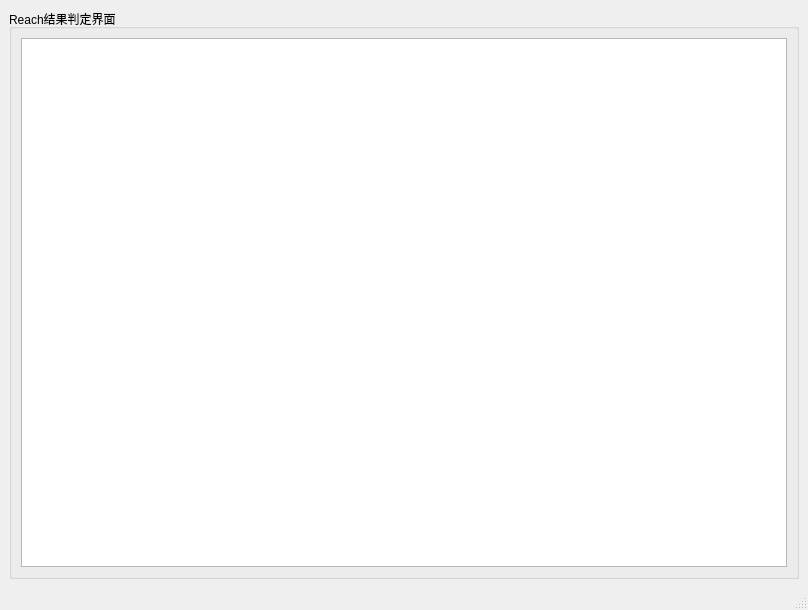
Old version of the form Operate/GUI/TableView_Ui.ui in the repository chen-huai/work.
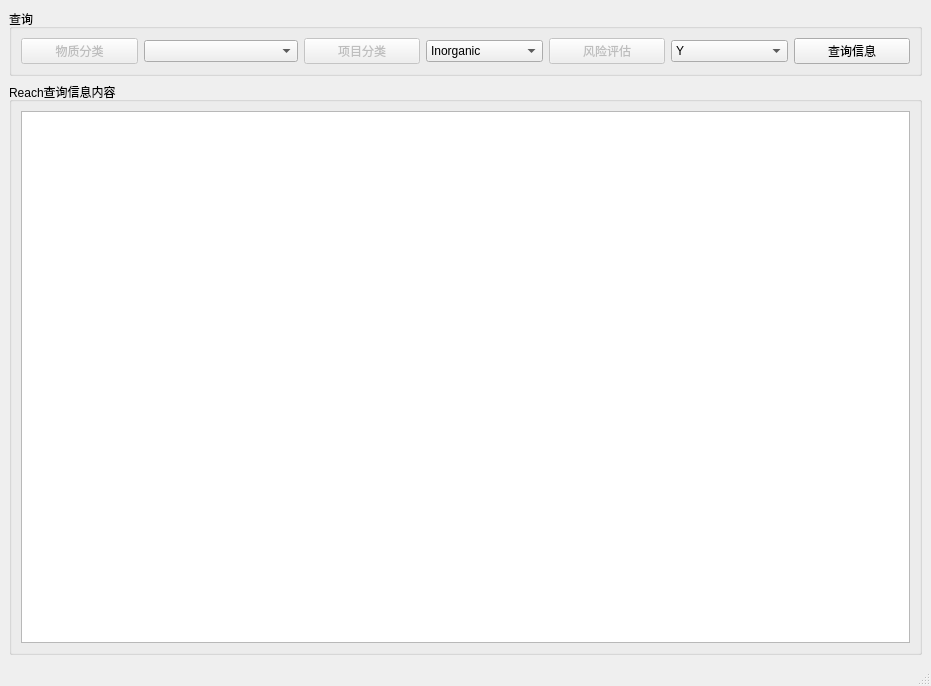
New version of the form. Icons and pictures are not drawn.

Commit message: reach操作表格添加操作

Patch:
```diff
--- a/Operate/GUI/TableView_Ui.ui
+++ b/Operate/GUI/TableView_Ui.ui
@@ -6,8 +6,8 @@
    <rect>
     <x>0</x>
     <y>0</y>
-    <width>808</width>
-    <height>610</height>
+    <width>931</width>
+    <height>686</height>
    </rect>
   </property>
   <property name="windowTitle">
@@ -21,14 +21,172 @@
    <string>作者：Frank Chen</string>
   </property>
   <widget class="QWidget" name="centralwidget">
-   <layout class="QHBoxLayout" name="horizontalLayout">
-    <item>
+   <layout class="QGridLayout" name="gridLayout_3">
+    <item row="0" column="0">
+     <widget class="QGroupBox" name="groupBox_2">
+      <property name="title">
+       <string>查询</string>
+      </property>
+      <layout class="QGridLayout" name="gridLayout_2">
+       <item row="0" column="5">
+        <widget class="QComboBox" name="comboBox_3">
+         <item>
+          <property name="text">
+           <string>Y</string>
+          </property>
+         </item>
+         <item>
+          <property name="text">
+           <string>N</string>
+          </property>
+         </item>
+         <item>
+          <property name="text">
+           <string/>
+          </property>
+         </item>
+        </widget>
+       </item>
+       <item row="0" column="0">
+        <widget class="QPushButton" name="pushButton">
+         <property name="enabled">
+          <bool>false</bool>
+         </property>
+         <property name="text">
+          <string>物质分类</string>
+         </property>
+        </widget>
+       </item>
+       <item row="0" column="3">
+        <widget class="QComboBox" name="comboBox_2">
+         <item>
+          <property name="text">
+           <string>Inorganic</string>
+          </property>
+         </item>
+         <item>
+          <property name="text">
+           <string>Organic</string>
+          </property>
+         </item>
+         <item>
+          <property name="text">
+           <string/>
+          </property>
+         </item>
+        </widget>
+       </item>
+       <item row="0" column="1">
+        <widget class="QComboBox" name="comboBox">
+         <item>
+          <property name="text">
+           <string/>
+          </property>
+         </item>
+         <item>
+          <property name="text">
+           <string>Natural textiles</string>
+          </property>
+         </item>
+         <item>
+          <property name="text">
+           <string>Synthetic textiles</string>
+          </property>
+         </item>
+         <item>
+          <property name="text">
+           <string>Leather</string>
+          </property>
+         </item>
+         <item>
+          <property name="text">
+           <string>Metal</string>
+          </property>
+         </item>
+         <item>
+          <property name="text">
+           <string>Plastic|polymers|foam</string>
+          </property>
+         </item>
+         <item>
+          <property name="text">
+           <string>Wood</string>
+          </property>
+         </item>
+         <item>
+          <property name="text">
+           <string>Paper</string>
+          </property>
+         </item>
+         <item>
+          <property name="text">
+           <string>Ceramic</string>
+          </property>
+         </item>
+         <item>
+          <property name="text">
+           <string>Glass</string>
+          </property>
+         </item>
+         <item>
+          <property name="text">
+           <string>Dye|Pigment|Ink|Paint</string>
+          </property>
+         </item>
+         <item>
+          <property name="text">
+           <string>Adhesives|Sealants</string>
+          </property>
+         </item>
+         <item>
+          <property name="text">
+           <string>Battery</string>
+          </property>
+         </item>
+         <item>
+          <property name="text">
+           <string>Electronic components</string>
+          </property>
+         </item>
+        </widget>
+       </item>
+       <item row="0" column="2">
+        <widget class="QPushButton" name="pushButton_2">
+         <property name="enabled">
+          <bool>false</bool>
+         </property>
+         <property name="text">
+          <string>项目分类</string>
+         </property>
+        </widget>
+       </item>
+       <item row="0" column="4">
+        <widget class="QPushButton" name="pushButton_3">
+         <property name="enabled">
+          <bool>false</bool>
+         </property>
+         <property name="text">
+          <string>风险评估</string>
+         </property>
+        </widget>
+       </item>
+       <item row="0" column="6">
+        <widget class="QPushButton" name="pushButton_4">
+         <property name="text">
+          <string>查询信息</string>
+         </property>
+        </widget>
+       </item>
+      </layout>
+     </widget>
+    </item>
+    <item row="1" column="0">
      <widget class="QGroupBox" name="groupBox">
       <property name="title">
-       <string>Reach结果判定界面</string>
+       <string>Reach查询信息内容</string>
       </property>
       <layout class="QGridLayout" name="gridLayout">
-       <item row="0" column="0">
+       <item row="1" column="0">
         <widget class="QTableView" name="tableView">
          <attribute name="horizontalHeaderCascadingSectionResizes">
           <bool>true</bool>
```
Left out of the diff: 2 changed lines with no effect on the pictures. The commit also changes 4 other files.
